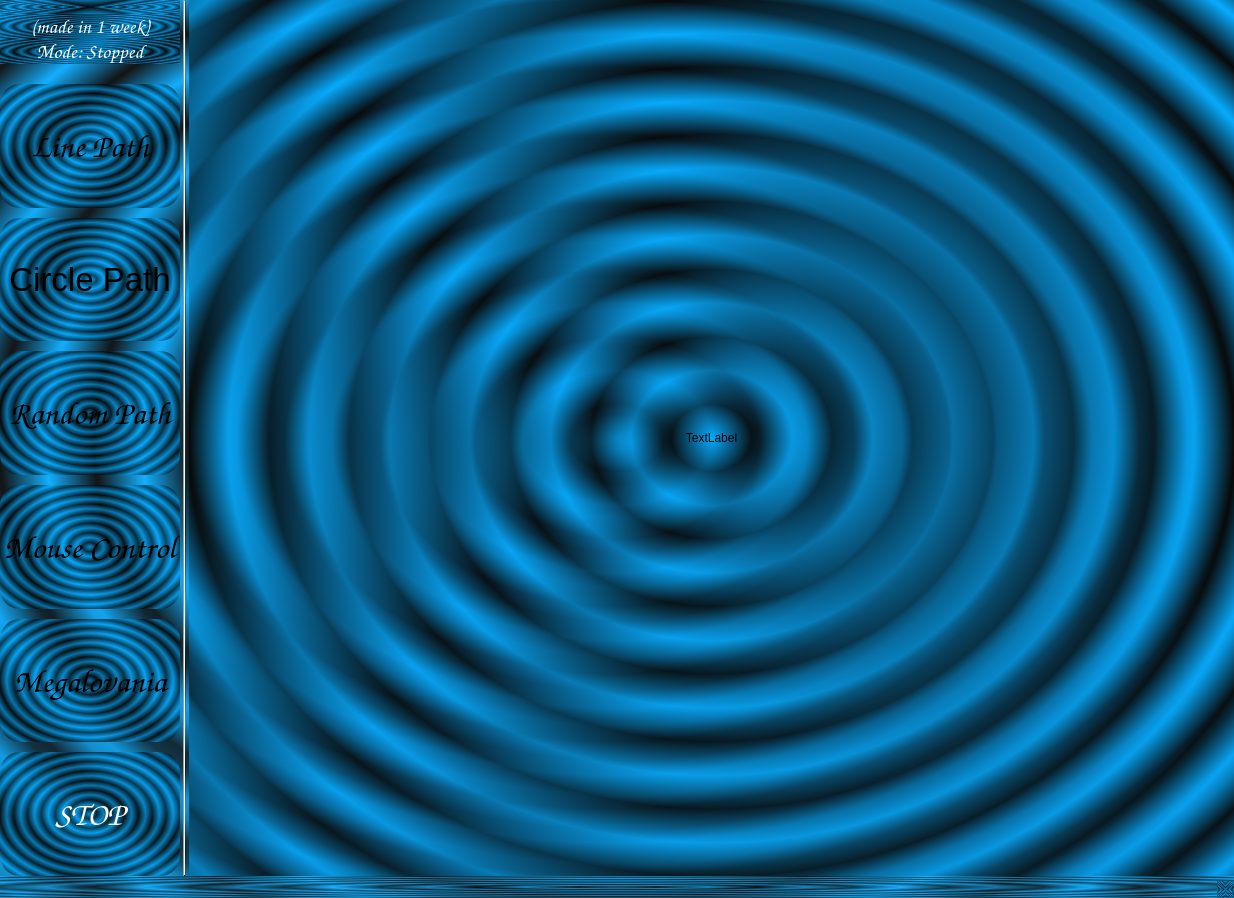
Above: better_gui/better_gui.ui from ultrasonic-homies/ultrasonic-holography before the change. Below: the same form after it.
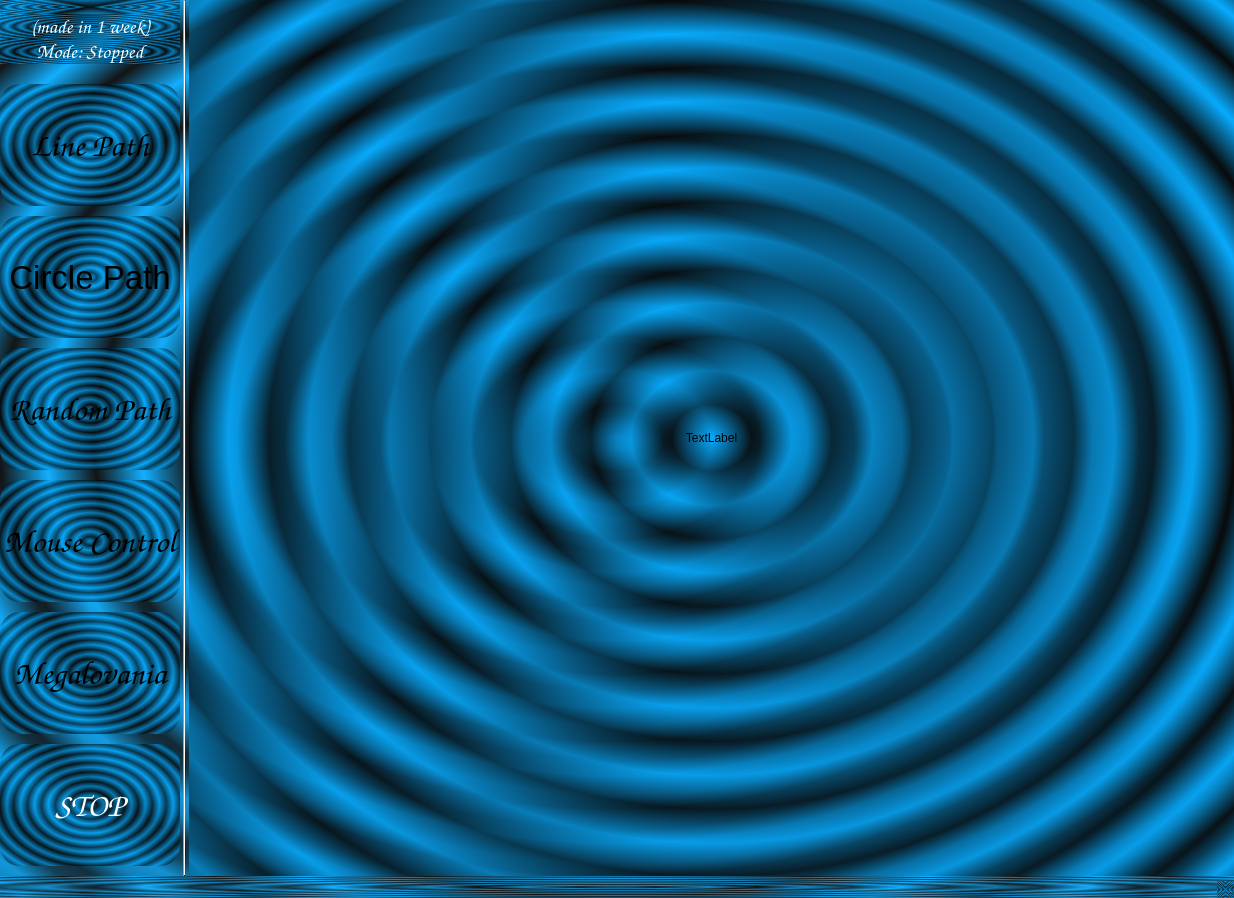
That is the form after the change. Icons and pictures are not drawn.

Commit message: spacer at the bottom

The edit to the form file:
```diff
--- a/better_gui/better_gui.ui
+++ b/better_gui/better_gui.ui
@@ -407,6 +407,22 @@
         </property>
        </widget>
       </item>
+      <item>
+       <spacer name="verticalSpacer_6">
+        <property name="orientation">
+         <enum>Qt::Vertical</enum>
+        </property>
+        <property name="sizeType">
+         <enum>QSizePolicy::Fixed</enum>
+        </property>
+        <property name="sizeHint" stdset="0">
+         <size>
+          <width>20</width>
+          <height>10</height>
+         </size>
+        </property>
+       </spacer>
+      </item>
       <item>
        <layout class="QVBoxLayout" name="verticalLayout_2"/>
       </item>
```
The commit also changes 1 other file.
